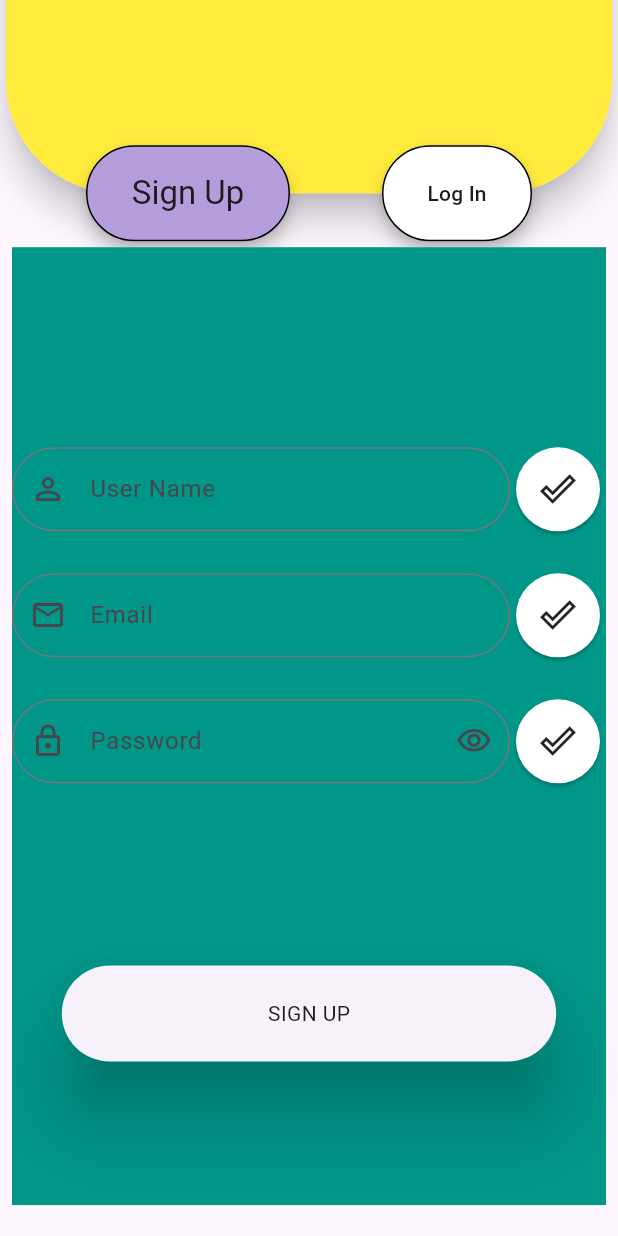
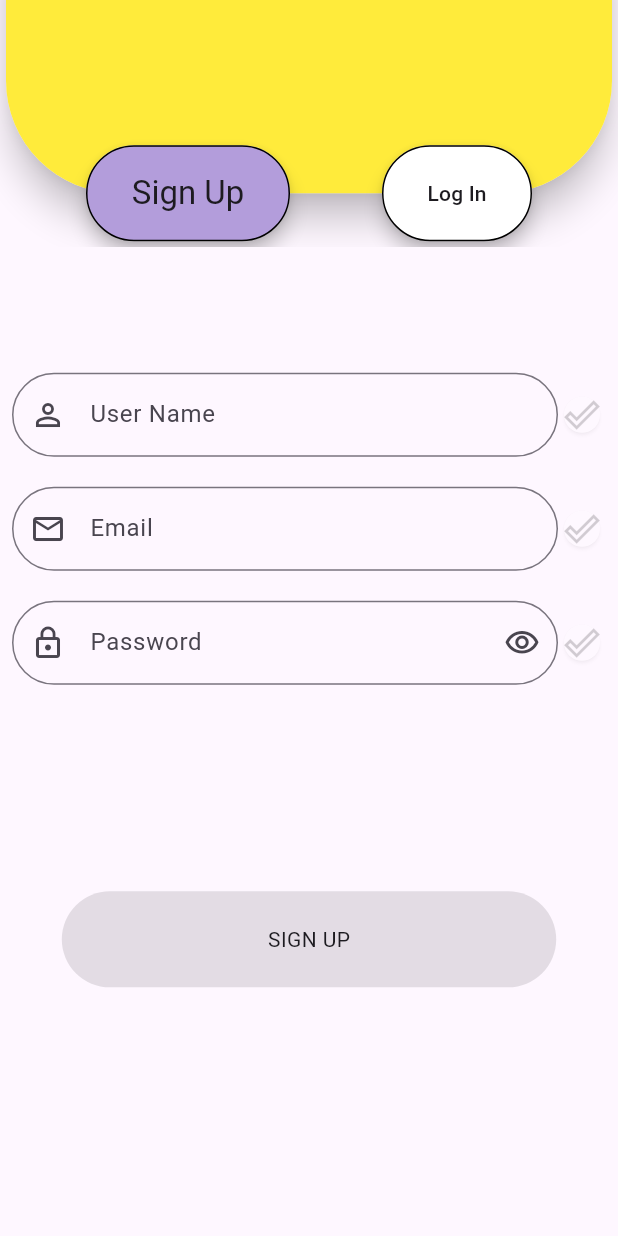
Before and after one commit to cEgemen/weaApp2, a Flutter app: the screen it shows after launch, after a tap on the "keyboard arrow right" icon, on a phone screen of 412 x 824 dp. Run offline on Flutter 3.47's test engine with Material 3 defaults, Android fonts, the phone set to English and light mode, and no system bars; our stand-ins replace flutter_mobx, mobx, shared_preferences; generated files the repository leaves out were written again.

```diff
--- a/lib/product/pages/entryPage/entry_page_view_model.dart
+++ b/lib/product/pages/entryPage/entry_page_view_model.dart
@@ -1,11 +1,11 @@
 import 'package:flutter/material.dart';
-import '../../../core/extensions/context_extension.dart';
-import '../../useful/padding.dart';
-import '../../constants/app_constants.dart';
 
 import '../../../core/base/base_state.dart';
+import '../../../core/extensions/context_extension.dart';
+import '../../constants/app_constants.dart';
 import '../../enums/image_enum.dart';
 import '../../enums/router_enum.dart';
+import '../../useful/padding.dart';
 import 'entry_page.dart';
 import 'entry_page_model.dart';
 
--- a/lib/product/pages/signAndLogInPage/signUpPage/sign_up_view.dart
+++ b/lib/product/pages/signAndLogInPage/signUpPage/sign_up_view.dart
@@ -1,11 +1,10 @@
 import 'package:flutter/material.dart';
 import 'package:flutter_mobx/flutter_mobx.dart';
-import '../../../../core/extensions/context_extension.dart';
+
+import '../../../useful/padding.dart';
+import '../../../widgets/buttons/templatesButtons/sign_up_button.dart';
+import '../../../widgets/textFields/atomikWidget/password_text_field.dart';
 import 'sign_up_view_state.dart';
-import '../../../widgets/buttons/templatesButtons/sign_up_button.dart';
-import '../../../widgets/cards/circle_icon_card_widget.dart';
-import '../../../useful/padding.dart';
-import '../../../widgets/textFields/atomikWidget/password_text_field.dart';
 
 class SignUpView extends StatefulWidget {
   const SignUpView({super.key});
@@ -17,6 +16,11 @@ class SignUpView extends StatefulWidget {
 class _SignUpViewState extends State<SignUpView> {
   final SignUpViewState _state = SignUpViewState();
   @override
+  void initState() {
+    super.initState();
+  }
+
+  @override
   Widget build(BuildContext context) {
     return builder;
   }
@@ -25,24 +29,16 @@ class _SignUpViewState extends State<SignUpView> {
           child: Padding(
         padding: const AppPadding.normalHorizontalPadding(),
         child: Scaffold(
-          body: SingleChildScrollView(
-              physics:const NeverScrollableScrollPhysics(),
-              child: Container(
-                height: context.height * .775,
-                color: Colors.teal,
-                child: Column(
+          resizeToAvoidBottomInset: false,
+          body: Column(
             children: [
-                    const Spacer(
-                      flex: 1,
-                    ),
               Expanded(flex: 6, child: _formColumn()),
               Expanded(flex: 2, child: _signUpButtonRow()),
               const Spacer(
-                      flex: 1,
+                flex: 2,
               )
             ],
           ),
-              )),
         ),
       ));
 
@@ -70,9 +66,11 @@ class _SignUpViewState extends State<SignUpView> {
     return Row(
       mainAxisAlignment: MainAxisAlignment.center,
       children: [
-        SignUpButton(
-          onPressed: () {},
-        ),
+        Observer(builder: (_) {
+          return SignUpButton(
+            onPressed: _state.isButtonReady ? () {} : null,
+          );
+        }),
       ],
     );
   }
@@ -80,9 +78,15 @@ class _SignUpViewState extends State<SignUpView> {
   Row _passwordTextFieldRow() {
     return Row(
       children: [
-        const Expanded(child: PasswordTextField()),
+        Expanded(
+            child: PasswordTextField(
+          controller: _state.passwordField,
+          onChanged: (value) {
+            _state.checkPasswordField();
+          },
+        )),
         Observer(builder: (_) {
-          return CircleIIconCardWidget(icon: Icons.done_outline_outlined);
+          return _state.setCircleCardIcon(_state.isPasswordFieldReady);
         })
       ],
     );
@@ -93,11 +97,15 @@ class _SignUpViewState extends State<SignUpView> {
       children: [
         Expanded(
             child: TextField(
-          onChanged: (value) {},
+          controller: _state.emailField,
+          onChanged: (value) {
+            _state.checkEmailField();
+          },
           autofillHints: const [AutofillHints.email],
+          keyboardType: TextInputType.emailAddress,
           decoration: InputDecoration(label: Text(_state.emailTextFieldText), prefixIcon: const Icon(Icons.email_outlined)),
         )),
-        Observer(builder: (context) => CircleIIconCardWidget(icon: Icons.done_outline_outlined))
+        Observer(builder: (context) => _state.setCircleCardIcon(_state.isEmailFieldReady))
       ],
     );
   }
@@ -106,13 +114,16 @@ class _SignUpViewState extends State<SignUpView> {
     return Row(
       children: [
         Expanded(
-            child: TextFormField(
-          validator: (value) {},
+            child: TextField(
+          controller: _state.nameField,
+          onChanged: (value) {
+            _state.checkNameField();
+          },
           autofillHints: const [AutofillHints.name, AutofillHints.givenName],
           decoration: InputDecoration(label: Text(_state.nameTextFieldText), prefixIcon: const Icon(Icons.person_outline_outlined)),
         )),
         Observer(builder: (_) {
-          return CircleIIconCardWidget(icon: Icons.done_outline_outlined);
+          return _state.setCircleCardIcon(_state.isNameFieldReady);
         })
       ],
     );
--- a/lib/product/pages/signAndLogInPage/sign_or_log_in_view.dart
+++ b/lib/product/pages/signAndLogInPage/sign_or_log_in_view.dart
@@ -22,6 +22,7 @@ class _SignOrLogInViewState extends BaseState<SignOrLogInView> {
 
   Widget get builder => SafeArea(
         child: Scaffold(
+          resizeToAvoidBottomInset: false,
           body: Column(
             children: [
               Expanded(
--- a/lib/product/widgets/buttons/templatesButtons/sign_up_button.dart
+++ b/lib/product/widgets/buttons/templatesButtons/sign_up_button.dart
@@ -6,8 +6,8 @@ import '../../../useful/radius.dart';
 import '../atomicButtons/normal_button.dart';
 
 class SignUpButton extends StatelessWidget {
-  const SignUpButton({required void Function() onPressed, super.key}) : _onPressed = onPressed;
-  final void Function() _onPressed;
+  const SignUpButton({void Function() ? onPressed, super.key}) : _onPressed = onPressed;
+  final void Function() ?  _onPressed;
   final double _elevationValue = 20;
   final String _text = "SIGN UP";
   @override
```
Also changed, not shown: lib/product/pages/signAndLogInPage/signUpPage/sign_up_view_state.dart (+112 -5 lines), lib/product/widgets/cards/circle_icon_card_widget.dart (+11 -11 lines), lib/product/pages/signAndLogInPage/signUpPage/sign_up_view_state.g.dart. Lines whose indentation alone changed are shown as unchanged.
